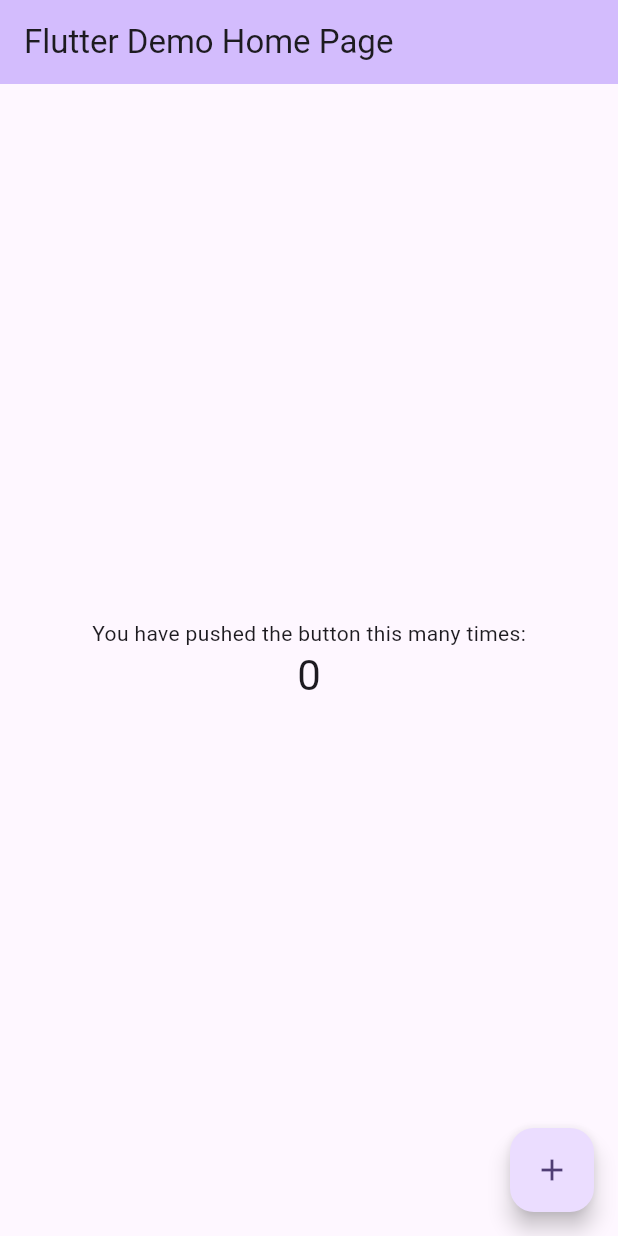
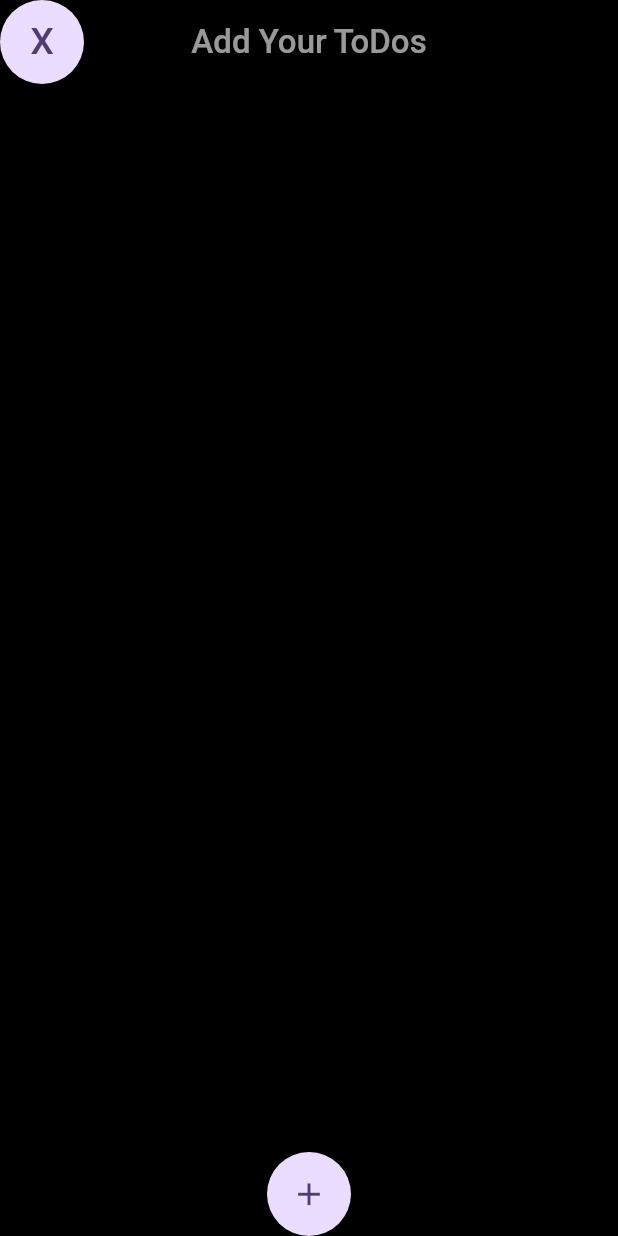
Before and after one commit to Aksarkar33/todo_app, a Flutter app: the screen it shows after launch, on a phone screen of 412 x 824 dp. Run offline on Flutter 3.47's test engine with Material 2 defaults, Android fonts, the phone set to English and light mode, and no system bars.

Commit message:
homepage added

```diff
--- a/lib/main.dart
+++ b/lib/main.dart
@@ -1,4 +1,5 @@
 import 'package:flutter/material.dart';
+import 'package:todo_app/screens/home_page.dart';
 
 void main() {
   runApp(const MyApp());
@@ -6,120 +7,15 @@ void main() {
 
 class MyApp extends StatelessWidget {
   const MyApp({super.key});
-
-  // This widget is the root of your application.
   @override
   Widget build(BuildContext context) {
     return MaterialApp(
       title: 'Flutter Demo',
       theme: ThemeData(
-        // This is the theme of your application.
-        //
-        // TRY THIS: Try running your application with "flutter run". You'll see
-        // the application has a blue toolbar. Then, without quitting the app,
-        // try changing the seedColor in the colorScheme below to Colors.green
-        // and then invoke "hot reload" (save your changes or press the "hot
-        // reload" button in a Flutter-supported IDE, or press "r" if you used
-        // the command line to start the app).
-        //
-        // Notice that the counter didn't reset back to zero; the application
-        // state is not lost during the reload. To reset the state, use hot
-        // restart instead.
-        //
-        // This works for code too, not just values: Most code changes can be
-        // tested with just a hot reload.
         colorScheme: ColorScheme.fromSeed(seedColor: Colors.deepPurple),
         useMaterial3: true,
       ),
-      home: const MyHomePage(title: 'Flutter Demo Home Page'),
+      home: const MyHomePage(),
     );
   }
 }
-
-class MyHomePage extends StatefulWidget {
-  const MyHomePage({super.key, required this.title});
-
-  // This widget is the home page of your application. It is stateful, meaning
-  // that it has a State object (defined below) that contains fields that affect
-  // how it looks.
-
-  // This class is the configuration for the state. It holds the values (in this
-  // case the title) provided by the parent (in this case the App widget) and
-  // used by the build method of the State. Fields in a Widget subclass are
-  // always marked "final".
-
-  final String title;
-
-  @override
-  State<MyHomePage> createState() => _MyHomePageState();
-}
-
-class _MyHomePageState extends State<MyHomePage> {
-  int _counter = 0;
-
-  void _incrementCounter() {
-    setState(() {
-      // This call to setState tells the Flutter framework that something has
-      // changed in this State, which causes it to rerun the build method below
-      // so that the display can reflect the updated values. If we changed
-      // _counter without calling setState(), then the build method would not be
-      // called again, and so nothing would appear to happen.
-      _counter++;
-    });
-  }
-
-  @override
-  Widget build(BuildContext context) {
-    // This method is rerun every time setState is called, for instance as done
-    // by the _incrementCounter method above.
-    //
-    // The Flutter framework has been optimized to make rerunning build methods
-    // fast, so that you can just rebuild anything that needs updating rather
-    // than having to individually change instances of widgets.
-    return Scaffold(
-      appBar: AppBar(
-        // TRY THIS: Try changing the color here to a specific color (to
-        // Colors.amber, perhaps?) and trigger a hot reload to see the AppBar
-        // change color while the other colors stay the same.
-        backgroundColor: Theme.of(context).colorScheme.inversePrimary,
-        // Here we take the value from the MyHomePage object that was created by
-        // the App.build method, and use it to set our appbar title.
-        title: Text(widget.title),
-      ),
-      body: Center(
-        // Center is a layout widget. It takes a single child and positions it
-        // in the middle of the parent.
-        child: Column(
-          // Column is also a layout widget. It takes a list of children and
-          // arranges them vertically. By default, it sizes itself to fit its
-          // children horizontally, and tries to be as tall as its parent.
-          //
-          // Column has various properties to control how it sizes itself and
-          // how it positions its children. Here we use mainAxisAlignment to
-          // center the children vertically; the main axis here is the vertical
-          // axis because Columns are vertical (the cross axis would be
-          // horizontal).
-          //
-          // TRY THIS: Invoke "debug painting" (choose the "Toggle Debug Paint"
-          // action in the IDE, or press "p" in the console), to see the
-          // wireframe for each widget.
-          mainAxisAlignment: MainAxisAlignment.center,
-          children: <Widget>[
-            const Text(
-              'You have pushed the button this many times:',
-            ),
-            Text(
-              '$_counter',
-              style: Theme.of(context).textTheme.headlineMedium,
-            ),
-          ],
-        ),
-      ),
-      floatingActionButton: FloatingActionButton(
-        onPressed: _incrementCounter,
-        tooltip: 'Increment',
-        child: const Icon(Icons.add),
-      ), // This trailing comma makes auto-formatting nicer for build methods.
-    );
-  }
-}
--- /dev/null
+++ b/lib/screens/home_page.dart
@@ -0,0 +1,34 @@
+import 'package:flutter/material.dart';
+
+class MyHomePage extends StatelessWidget {
+  const MyHomePage({super.key});
+
+  @override
+  Widget build(BuildContext context) {
+    return Scaffold(
+      backgroundColor: Colors.black,
+      appBar: AppBar(
+        backgroundColor: Colors.black,
+        leading: CircleAvatar(
+          child: Text(
+            'X',
+            style: TextStyle(fontSize: 25, fontWeight: FontWeight.w500),
+          ),
+        ),
+        title: Text(
+          'Add Your ToDos',
+          style: TextStyle(fontWeight: FontWeight.w500, color: Colors.white60),
+        ),
+        centerTitle: true,
+      ),
+      bottomNavigationBar: FloatingActionButton(
+        onPressed: () {},
+        child: Icon(
+          Icons.add,
+          size: 25,
+        ),
+        shape: const CircleBorder(),
+      ),
+    );
+  }
+}
```
